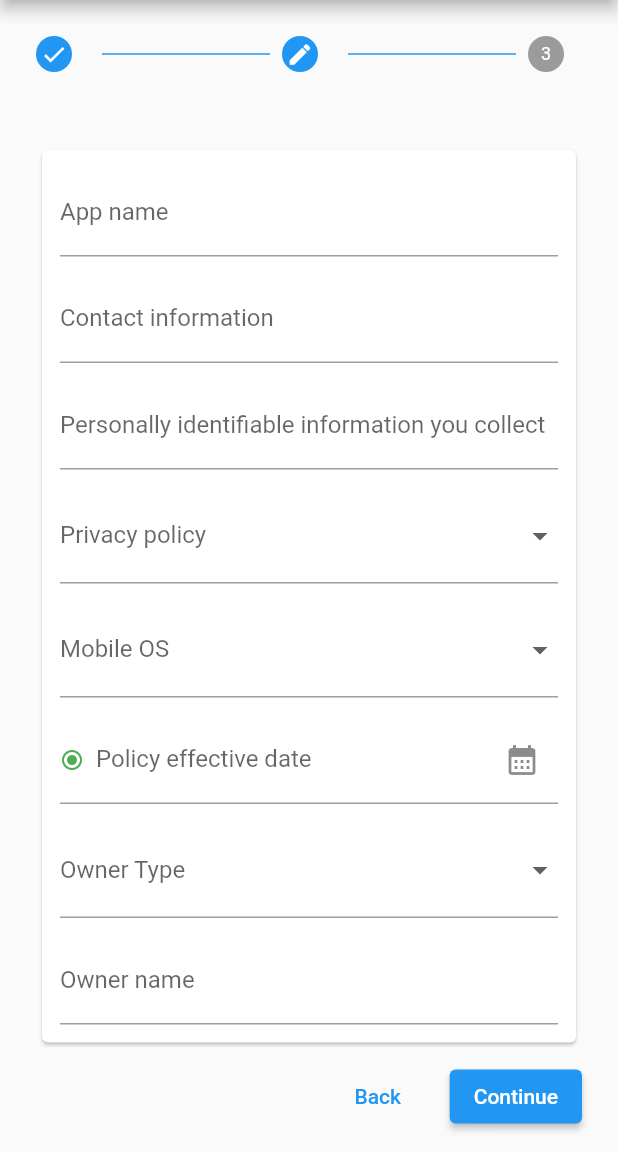
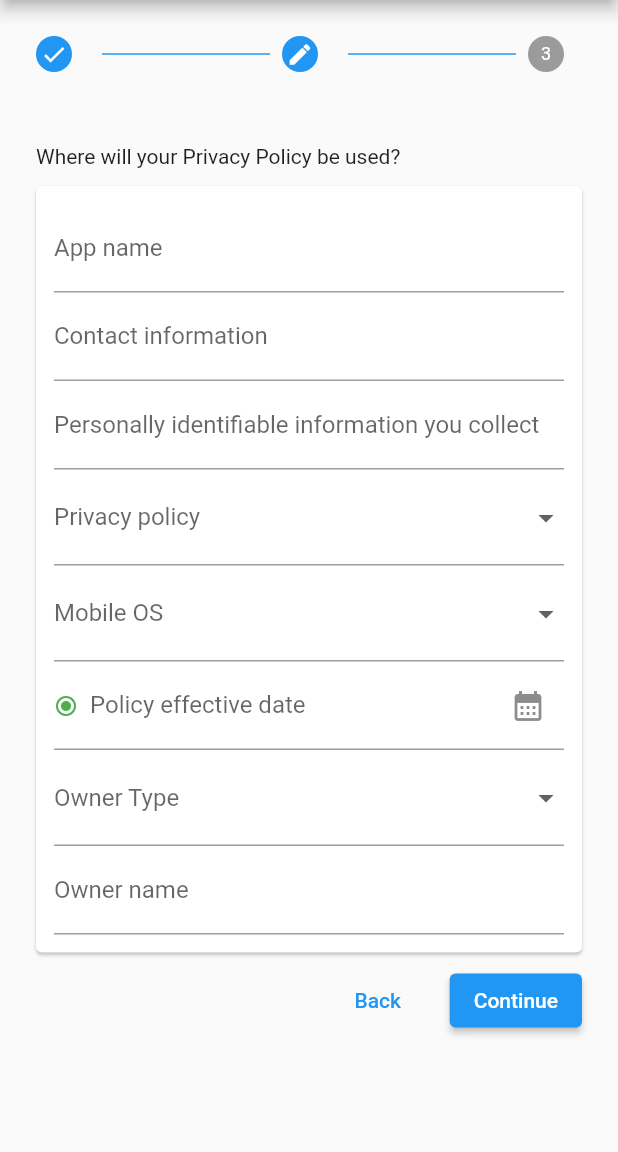
Before and after one commit to musahinist/terms_and_policy_generator, a Flutter app: the screen it shows after launch, after a tap on "Continue", on a phone screen of 412 x 824 dp, the part 84-1236 px from its top. Run offline on Flutter 3.47's test engine with Material 2 defaults, Android fonts, the phone set to English and light mode, and no system bars; our stand-ins replace flutter_bloc, google_fonts.

Commit message:
fix: minor ui issue

```diff
--- a/lib/feature/home_page.dart
+++ b/lib/feature/home_page.dart
@@ -66,7 +66,7 @@ class _HomePageState extends State<HomePage> {
                         : StepState.complete,
                 content: steps[i],
                 title: const SizedBox.shrink(),
-            ),
+                subtitle: const SizedBox()),
         ],
       ),
     );
--- a/lib/feature/step0.dart
+++ b/lib/feature/step0.dart
@@ -8,32 +8,33 @@ class Step0 extends StatelessWidget {
   @override
   Widget build(BuildContext context) {
     return SingleChildScrollView(
-      child: Card(
-        child: Padding(
-          padding: const EdgeInsets.all(12.0),
+      child: Column(
+        crossAxisAlignment: CrossAxisAlignment.start,
+        children: [
+          const Text("Where will your Privacy Policy be used?"),
+          const SizedBox(height: 12),
+          Card(
+            margin: EdgeInsets.zero,
             child: Column(
               mainAxisSize: MainAxisSize.min,
               crossAxisAlignment: CrossAxisAlignment.stretch,
               children: <Widget>[
                 ListTile(
-                leading: const CircleAvatar(
-                    radius: 24, child: Icon(Icons.web, size: 36)),
+                  leading: const Icon(Icons.web, size: 32),
                   title: const Text('Website'),
                   subtitle: const Text('Privacy Policy for a Website'),
                   onTap: () {},
                 ),
-              const Divider(),
+                const Divider(height: 0),
                 ListTile(
-                leading: const CircleAvatar(
-                    radius: 24, child: Icon(Icons.phone_iphone, size: 32)),
+                  leading: const Icon(Icons.phone_iphone, size: 32),
                   title: const Text('Mobile App'),
                   subtitle: const Text('Privacy Policy for a Mobile App'),
                   onTap: () {},
                 ),
-              const Divider(),
+                const Divider(height: 0),
                 ListTile(
-                leading: const CircleAvatar(
-                    radius: 24, child: Icon(Icons.desktop_mac, size: 32)),
+                  leading: const Icon(Icons.desktop_mac, size: 32),
                   title: const Text('Desktop App'),
                   subtitle: const Text('Privacy Policy for a Desktop App'),
                   onTap: () {},
@@ -41,6 +42,7 @@ class Step0 extends StatelessWidget {
               ],
             ),
           ),
+        ],
       ),
     );
   }
--- a/lib/feature/step1.dart
+++ b/lib/feature/step1.dart
@@ -11,7 +11,13 @@ class Step1 extends StatelessWidget {
   @override
   Widget build(BuildContext context) {
     return SingleChildScrollView(
-      child: Card(
+      child: Column(
+        crossAxisAlignment: CrossAxisAlignment.start,
+        children: [
+          const Text("Where will your Privacy Policy be used?"),
+          const SizedBox(height: 12),
+          Card(
+            margin: EdgeInsets.zero,
             child: Padding(
               padding: const EdgeInsets.all(12.0),
               child: Column(
@@ -23,19 +29,20 @@ class Step1 extends StatelessWidget {
                       labelText: 'App name',
                     ),
                   ),
-              const SizedBox(height: 12),
+                  //   const SizedBox(height: 12),
                   TextFormField(
                     decoration: const InputDecoration(
                       labelText: 'Contact information',
                     ),
                   ),
-              const SizedBox(height: 12),
+                  //   const SizedBox(height: 12),
                   TextFormField(
                     decoration: const InputDecoration(
-                  labelText: 'Personally identifiable information you collect',
+                      labelText:
+                          'Personally identifiable information you collect',
                     ),
                   ),
-              const SizedBox(height: 12),
+                  //   const SizedBox(height: 12),
                   DropdownButtonFormField(
                     decoration: const InputDecoration(
                       labelText: 'Privacy policy',
@@ -51,7 +58,7 @@ class Step1 extends StatelessWidget {
                       print(value);
                     },
                   ),
-              const SizedBox(height: 12),
+                  //   const SizedBox(height: 12),
                   DropdownButtonFormField(
                     decoration: const InputDecoration(
                       labelText: 'Mobile OS',
@@ -67,15 +74,15 @@ class Step1 extends StatelessWidget {
                       print(value);
                     },
                   ),
-              const SizedBox(height: 12),
+                  //   const SizedBox(height: 12),
                   DateFormField(
-                label:
-                    const FormLabel("Policy effective date", Label.mandatory),
+                    label: const FormLabel(
+                        "Policy effective date", Label.mandatory),
                     onChanged: (String? value) {
                       print(value);
                     },
                   ),
-              const SizedBox(height: 12),
+                  //   const SizedBox(height: 12),
                   DropdownButtonFormField(
                     decoration: const InputDecoration(
                       labelText: 'Owner Type',
@@ -91,7 +98,7 @@ class Step1 extends StatelessWidget {
                       print(value);
                     },
                   ),
-              const SizedBox(height: 12),
+                  //   const SizedBox(height: 12),
                   TextFormField(
                     decoration: const InputDecoration(
                       labelText: 'Owner name',
@@ -108,6 +115,8 @@ class Step1 extends StatelessWidget {
               ),
             ),
           ),
+        ],
+      ),
     );
   }
 }
--- a/lib/feature/step2.dart
+++ b/lib/feature/step2.dart
@@ -8,9 +8,13 @@ class Step2 extends StatelessWidget {
   @override
   Widget build(BuildContext context) {
     return SingleChildScrollView(
-      child: Card(
-        child: Padding(
-          padding: const EdgeInsets.all(12.0),
+      child: Column(
+        crossAxisAlignment: CrossAxisAlignment.start,
+        children: [
+          const Text("Where will your Privacy Policy be used?"),
+          const SizedBox(height: 12),
+          Card(
+            margin: EdgeInsets.zero,
             child: Column(
               mainAxisSize: MainAxisSize.min,
               crossAxisAlignment: CrossAxisAlignment.stretch,
@@ -30,6 +34,7 @@ class Step2 extends StatelessWidget {
               ],
             ),
           ),
+        ],
       ),
     );
   }
```
Lines whose indentation alone changed are shown as unchanged.
